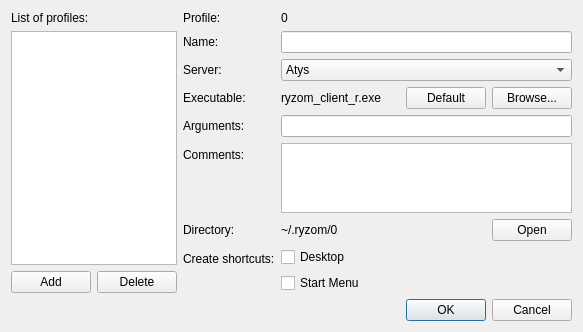
The window that code/ryzom/tools/client/ryzom_installer/ui/profilesdialog.ui (ryzom/ryzomcore) describes before a commit, drawn with Qt 5.
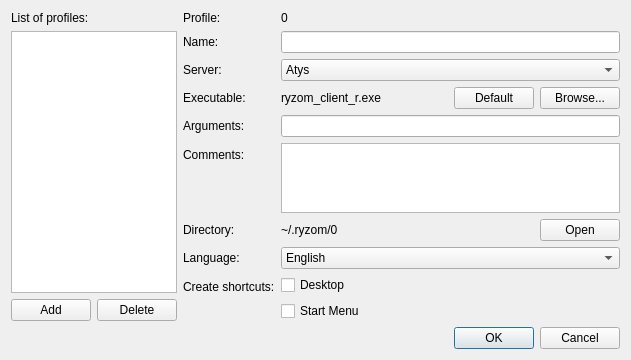
The same window after the commit.

Commit message:
Changed: added QComboBox widget to change profile language
branch : patches-from-atys

Diff of the .ui file:
```diff
--- a/code/ryzom/tools/client/ryzom_installer/ui/profilesdialog.ui
+++ b/code/ryzom/tools/client/ryzom_installer/ui/profilesdialog.ui
@@ -6,8 +6,8 @@
    <rect>
     <x>0</x>
     <y>0</y>
-    <width>583</width>
-    <height>329</height>
+    <width>631</width>
+    <height>356</height>
    </rect>
   </property>
   <property name="windowTitle">
@@ -202,13 +202,20 @@
         </layout>
        </item>
        <item row="7" column="0">
+        <widget class="QLabel" name="langLabel">
+         <property name="text">
+          <string>Language:</string>
+         </property>
+        </widget>
+       </item>
+       <item row="8" column="0">
         <widget class="QLabel" name="shortcutsLabel">
          <property name="text">
           <string>Create shortcuts:</string>
          </property>
         </widget>
        </item>
-       <item row="7" column="1">
+       <item row="8" column="1">
         <layout class="QVBoxLayout" name="shortcutsLayout">
          <item>
           <widget class="QCheckBox" name="desktopShortcutCheckBox">
@@ -226,6 +233,35 @@
          </item>
         </layout>
        </item>
+       <item row="7" column="1">
+        <widget class="QComboBox" name="langComboBox">
+         <item>
+          <property name="text">
+           <string>English</string>
+          </property>
+         </item>
+         <item>
+          <property name="text">
+           <string>Francais</string>
+          </property>
+         </item>
+         <item>
+          <property name="text">
+           <string>Deutsch</string>
+          </property>
+         </item>
+         <item>
+          <property name="text">
+           <string>Español</string>
+          </property>
+         </item>
+         <item>
+          <property name="text">
+           <string>Russian (РУССКИЙ)</string>
+          </property>
+         </item>
+        </widget>
+       </item>
       </layout>
      </item>
     </layout>
```
Left out of the diff: 1 changed line with no effect on the pictures.
